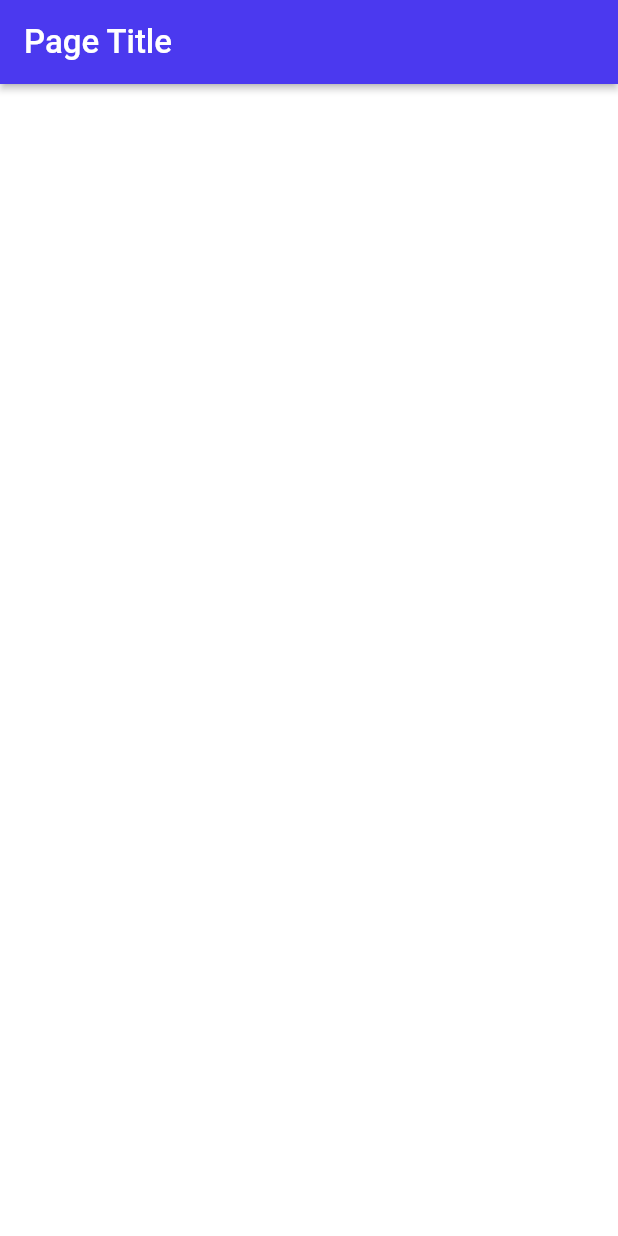
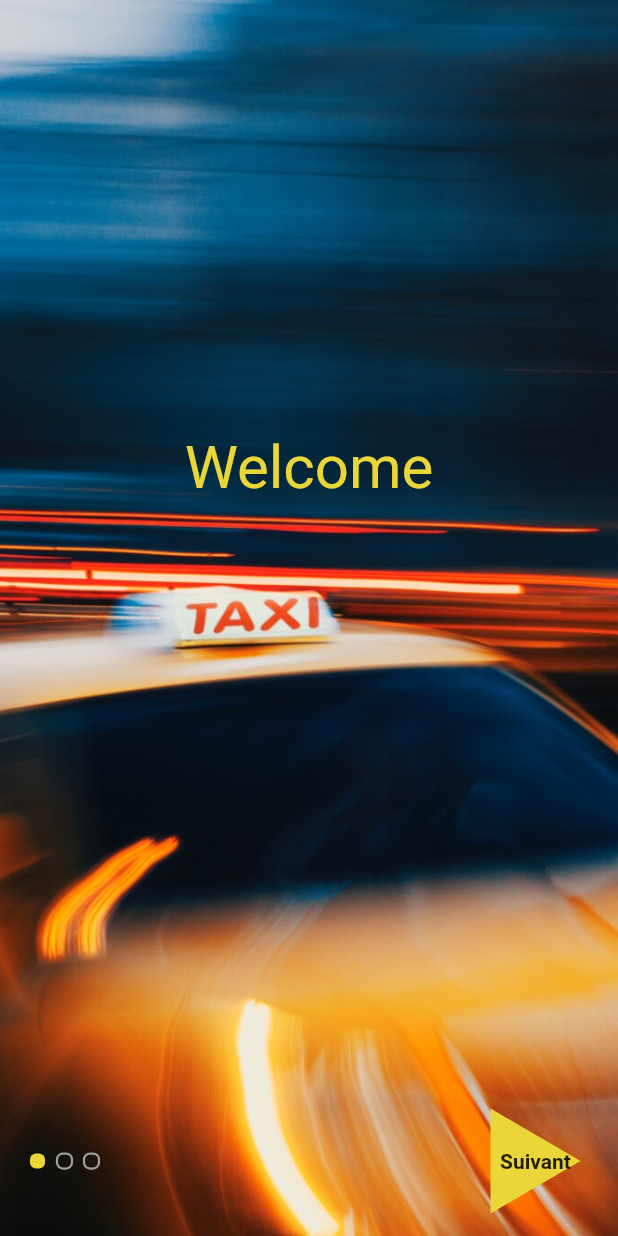
Before and after one commit to Batel-technology/VTC-APP, a Flutter app: the screen it shows after launch, on a phone screen of 412 x 824 dp. Run offline on Flutter 3.47's test engine with Material 2 defaults, Android fonts, the phone set to English and light mode, and no system bars; drawn by our look-alikes of smooth_page_indicator; our stand-ins replace google_fonts; Roboto replaces fonts that are missing (Rubik Glitch); project files that could hold a hidden picture were left out.

Commit message:
on-boarding screens

```diff
--- a/lib/main.dart
+++ b/lib/main.dart
@@ -1,5 +1,6 @@
 import 'package:flutter/material.dart';
 import 'package:vtc_app/pages/home_page.dart';
+import 'package:vtc_app/pages/on-boarding_page.dart';
 
 void main() {
   runApp(const MyApp());
@@ -17,7 +18,7 @@ class MyApp extends StatelessWidget {
       theme: ThemeData(
         primarySwatch: Colors.blue,
       ),
-      home: const HomePageWidget(),
+      home: const OnBoardingPage(),
     );
   }
 }
--- a/lib/pages/home_page.dart
+++ b/lib/pages/home_page.dart
@@ -1,5 +1,5 @@
 import 'package:flutter/material.dart';
-import 'package:vtc_app/pages/FlutterFlowTheme.dart';
+import 'package:vtc_app/utils/FlutterFlowTheme.dart';
 
 class HomePageWidget extends StatefulWidget {
   const HomePageWidget({Key? key}) : super(key: key);
--- /dev/null
+++ b/lib/pages/on-boarding_page.dart
@@ -0,0 +1,220 @@
+import 'package:flutter/material.dart';
+import 'package:google_fonts/google_fonts.dart';
+import 'package:smooth_page_indicator/smooth_page_indicator.dart';
+import 'package:vtc_app/utils/triangle-painter.dart';
+
+class OnBoardingPage extends StatefulWidget {
+  const OnBoardingPage({Key? key}) : super(key: key);
+
+  @override
+  State<OnBoardingPage> createState() => _OnBoardingPageState();
+}
+
+class _OnBoardingPageState extends State<OnBoardingPage> {
+  late PageController _controller;
+  @override
+  void initState() {
+    _controller = PageController();
+    super.initState();
+  }
+
+  @override
+  void dispose() {
+    _controller.dispose();
+    super.dispose();
+  }
+
+  @override
+  Widget build(BuildContext context) {
+    return Scaffold(
+      body: Stack(
+        alignment: Alignment.bottomRight,
+        children: [
+          PageView(
+            controller: _controller,
+            children: [
+              Stack(alignment: Alignment.center, children: <Widget>[
+                Container(
+                  alignment: Alignment.center,
+                  decoration: BoxDecoration(
+                      image: DecorationImage(
+                    image: AssetImage('assets/images/welcome.jpg'),
+                    fit: BoxFit.cover,
+                  )),
+                ),
+                Container(
+                  padding: EdgeInsets.only(bottom: 200),
+                  child: Text(
+                    "Welcome",
+                    style: TextStyle(
+                        fontSize: 40,
+                        color: Color(0xFFEAD637),
+                        fontFamily: 'Rubik Glitch'),
+                  ),
+                )
+              ]),
+              Stack(alignment: Alignment.center, children: <Widget>[
+                Container(
+                  alignment: Alignment.center,
+                  decoration: BoxDecoration(
+                      image: DecorationImage(
+                    image: AssetImage('assets/images/landing1.jpg'),
+                    fit: BoxFit.cover,
+                  )),
+                ),
+                Container(
+                  padding: EdgeInsets.only(bottom: 70),
+                  child: Column(
+                    mainAxisAlignment: MainAxisAlignment.end,
+                    children: [
+                      RotationTransition(
+                        turns: AlwaysStoppedAnimation(-5 / 360),
+                        child: Container(
+                            padding: EdgeInsets.all(5),
+                            decoration: BoxDecoration(color: Color(0xFF121646)),
+                            child: Text(
+                              "Réservez une course en quelques clics !",
+                              style: TextStyle(
+                                color: Color(0xFFE5E4E4),
+                                fontSize: 16,
+                              ),
+                            )),
+                      ),
+                      SizedBox(
+                        height: 50,
+                      ),
+                      Container(
+                        padding: EdgeInsets.only(
+                            top: 30, bottom: 30, right: 50, left: 50),
+                        child: Text(
+                          "Finie les temps perdu à chaque arrêt en quelques clics votre chauffeur est a votre service",
+                          textAlign: TextAlign.center,
+                          style: GoogleFonts.roboto(
+                            textStyle: TextStyle(
+                              fontSize: 14,
+                              color: Colors.white,
+                              shadows: <Shadow>[
+                                Shadow(
+                                  offset: Offset(0, -1),
+                                  blurRadius: 0.8,
+                                  color: Color.fromARGB(125, 0, 0, 255),
+                                ),
+                              ],
+                            ),
+                          ),
+                        ),
+                      ),
+                    ],
+                  ),
+                ),
+              ]),
+              Stack(alignment: Alignment.center, children: <Widget>[
+                Container(
+                  alignment: Alignment.center,
+                  decoration: BoxDecoration(
+                      image: DecorationImage(
+                    image: AssetImage('assets/images/landing2.jpg'),
+                    fit: BoxFit.cover,
+                  )),
+                ),
+                Container(
+                  padding: EdgeInsets.only(bottom: 70),
+                  child: Column(
+                    mainAxisAlignment: MainAxisAlignment.end,
+                    children: [
+                      RotationTransition(
+                        turns: AlwaysStoppedAnimation(-5 / 360),
+                        child: Container(
+                            padding: EdgeInsets.all(5),
+                            decoration: BoxDecoration(color: Color(0xFF121646)),
+                            child: Text(
+                              "Suivez votre trajet en temps réel",
+                              style: TextStyle(
+                                color: Color(0xFFE5E4E4),
+                                fontSize: 16,
+                              ),
+                            )),
+                      ),
+                      SizedBox(
+                        height: 50,
+                      ),
+                      Container(
+                        padding: EdgeInsets.only(
+                            top: 30, bottom: 30, right: 50, left: 50),
+                        child: Text(
+                          "le conducteur partage avec vous les données de trajet à la fin d'un voyage paisible",
+                          textAlign: TextAlign.center,
+                          style: GoogleFonts.roboto(
+                            textStyle: TextStyle(
+                              fontSize: 14,
+                              color: Colors.white,
+                              shadows: <Shadow>[
+                                Shadow(
+                                  offset: Offset(0, -1),
+                                  blurRadius: 0.8,
+                                  color: Color.fromARGB(125, 0, 0, 255),
+                                ),
+                              ],
+                            ),
+                          ),
+                        ),
+                      ),
+                    ],
+                  ),
+                ),
+              ]),
+            ],
+          ),
+          Container(
+            padding: EdgeInsets.all(20),
+            child: Row(
+              children: [
+                SmoothPageIndicator(
+                  controller: _controller,
+                  count: 3,
+                  effect: SlideEffect(
+                      spacing: 8.0,
+                      radius: 4.0,
+                      dotWidth: 10.0,
+                      dotHeight: 10.0,
+                      paintStyle: PaintingStyle.stroke,
+                      strokeWidth: 1.5,
+                      activeDotColor: Color(0xFFEAD637)),
+                ),
+                Spacer(),
+                SizedBox(
+                  child: Container(
+                    child: GestureDetector(
+                      onTap: () {
+                        print("next Page");
+                        _controller.nextPage(
+                            duration: Duration(milliseconds: 900),
+                            curve: Curves.ease);
+                      },
+                      child: Stack(
+                        alignment: Alignment.center,
+                        children: [
+                          RotationTransition(
+                            turns: AlwaysStoppedAnimation(90 / 360),
+                            child: CustomPaint(
+                              painter: TrianglePainter(),
+                              size: Size(70, 60),
+                            ),
+                          ),
+                          Text(
+                            "Suivant",
+                            style: TextStyle(fontWeight: FontWeight.bold),
+                          ),
+                        ],
+                      ),
+                    ),
+                  ),
+                ),
+              ],
+            ),
+          )
+        ],
+      ),
+    );
+  }
+}
--- /dev/null
+++ b/lib/utils/triangle-painter.dart
@@ -0,0 +1,34 @@
+import 'package:flutter/material.dart';
+
+class TrianglePainter extends CustomPainter {
+  final Color strokeColor;
+  final PaintingStyle paintingStyle;
+  final double strokeWidth;
+
+  TrianglePainter(
+      {this.strokeColor = const Color(0xFFEAD637),
+      this.strokeWidth = 3,
+      this.paintingStyle = PaintingStyle.fill});
+
+  @override
+  void paint(Canvas canvas, Size size) {
+    Paint paint = Paint()
+      ..color = strokeColor
+      ..strokeWidth = strokeWidth
+      ..style = paintingStyle;
+    canvas.drawPath(getTrianglePath(size.width, size.height), paint);
+  }
+
+  Path getTrianglePath(double x, double y) {
+    return Path()
+      ..moveTo(0, y)
+      ..lineTo(x / 2, 0)
+      ..lineTo(x, y)
+      ..lineTo(0, y);
+  }
+
+  @override
+  bool shouldRepaint(TrianglePainter oldDelegate) {
+    return true;
+  }
+}
```
Also changed, not shown: pubspec.yaml (+6 -6 lines), assets/fonts/RubikGlitch-Regular.ttf (added), assets/images/landing1.jpg (added), assets/images/landing2.jpg (added), assets/images/welcome.jpg (added), lib/utils/FlutterFlowTheme.dart (renamed from lib/pages/FlutterFlowTheme.dart), pubspec.lock.
